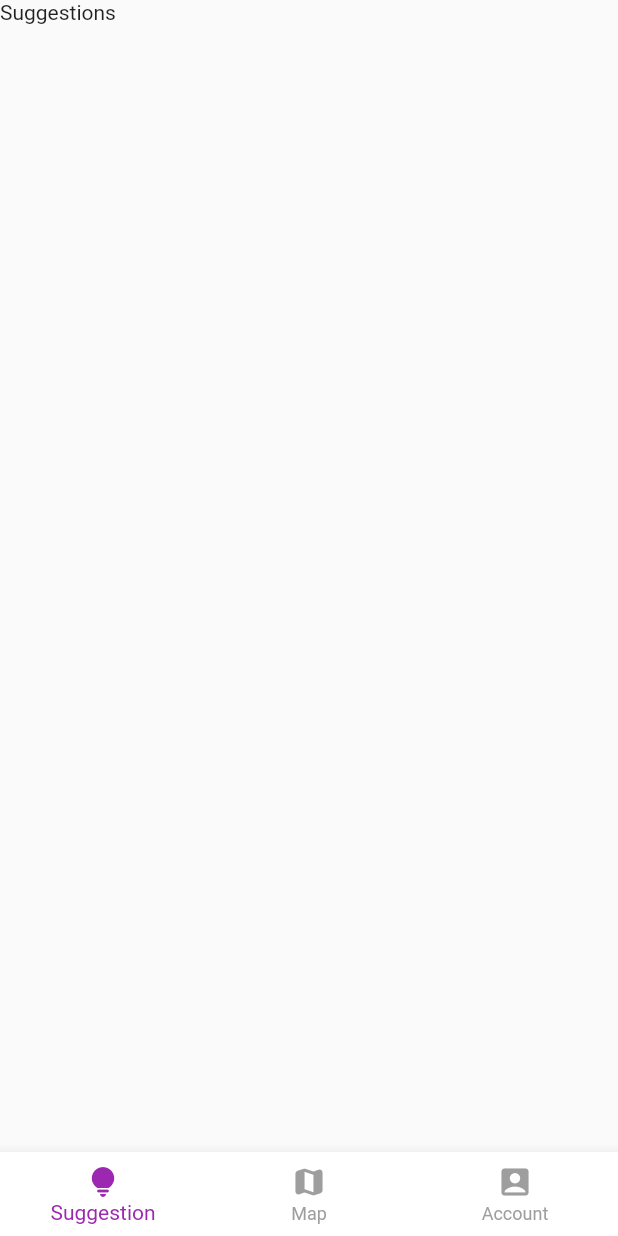
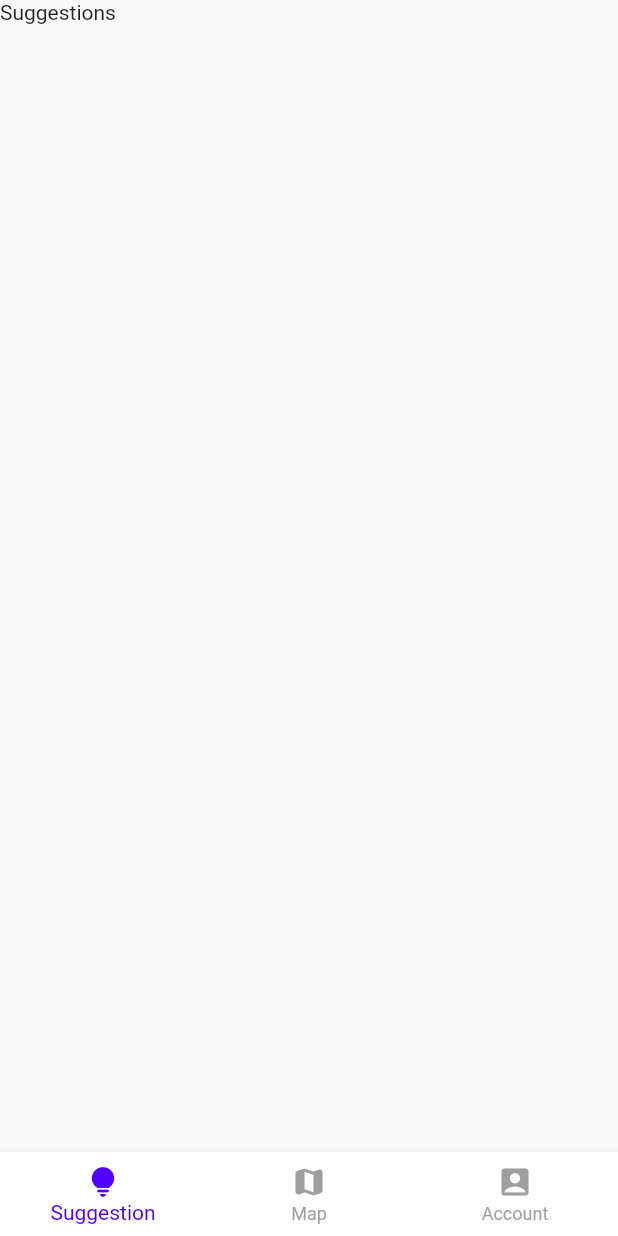
Before and after one commit to NganTrucLe/w-atm, a Flutter app: the screen it shows after launch, on a phone screen of 412 x 824 dp. Run offline on Flutter 3.47's test engine with Material 2 defaults, Android fonts, the phone set to English and light mode, and no system bars; our stand-ins replace geolocator, google_maps_flutter; Roboto replaces fonts that are missing (SF-Pro-Display).

Commit message:
theme: thêm fonts và bảng màu

```diff
--- a/lib/main.dart
+++ b/lib/main.dart
@@ -1,5 +1,7 @@
 import 'package:flutter/material.dart';
-
+import 'package:watm/theme/theme_constants.dart';
+import 'package:flutter/cupertino.dart';
+import 'package:watm/theme/colors.dart';
 import './screens/tabs_screen.dart';
 import './screens/account_screen.dart';
 import './screens/map_screen.dart';
@@ -16,8 +18,9 @@
   @override
   Widget build(BuildContext context) {
     return MaterialApp(
+      debugShowCheckedModeBanner: false,
       title: 'W-ATM',
-      theme: ThemeData(
+      theme: AppTheme.lightTheme,
       // This is the theme of your application.
       //
       // Try running your application with "flutter run". You'll see the
@@ -27,15 +30,13 @@
       // or simply save your changes to "hot reload" in a Flutter IDE).
       // Notice that the counter didn't reset back to zero; the application
       // is not restarted.
-        primarySwatch: Colors.purple,
-      ),
       // home: Scaffold(),
       initialRoute: '/',
       routes: {
         '/': (context) => TabsScreen(),
         SuggestionScreen.routeName: (context) => SuggestionScreen(),
         MapScreen.routeName: (context) => MapScreen(),
-        AccountScreen.routeName: (context) => AccountScreen()
+        AccountScreen.routeName: (context) => AccountScreen(),
       },
     );
   }
--- /dev/null
+++ b/lib/theme/colors.dart
@@ -0,0 +1,46 @@
+import 'package:flutter/material.dart';
+
+class AppColors {
+  //Primary
+  final primary500 = const Color(0xFF5200FF);
+  final primary400 = const Color(0xFF7433FF);
+  final primary300 = const Color(0xFF9766FF);
+  final primary200 = const Color(0xFFBA99FF);
+  final primary100 = const Color(0xFFDCCCFF);
+  final primary600 = const Color(0xFF310098);
+  final primary700 = const Color(0xFF210066);
+  final primary800 = const Color(0xFF100033);
+  //Error
+  final error800 = const Color(0xFF7F1409);
+  final error700 = const Color(0xFFB21B0D);
+  final error600 = const Color(0xFFCB1F0E);
+  final error500 = const Color(0xFFFE2712);
+  final error400 = const Color(0xFFFE5241);
+  final error300 = const Color(0xFFFE7D71);
+  final error200 = const Color(0xFFFFBEB8);
+  //Warning
+  final warning800 = const Color(0xFF7F4D00);
+  final warning700 = const Color(0xFFB16B00);
+  final warning600 = const Color(0xFFCA7A00);
+  final warning500 = const Color(0xFFFD9900);
+  final warning400 = const Color(0xFFFDAD33);
+  final warning300 = const Color(0xFFFEC266);
+  final warning200 = const Color(0xFFFEE0B3);
+  //Success
+  final success200 = const Color(0xFFD1EBBE);
+  final success300 = const Color(0xFFA2D77D);
+  final success400 = const Color(0xFF83C951);
+  final success500 = const Color(0xFF64BC26);
+  final success600 = const Color(0xFF46841B);
+  final success700 = const Color(0xFF46841B);
+  final success800 = const Color(0xFF325E13);
+  //Neutral
+  final white = const Color(0xFFFFFFFF);
+  final neutral800 = const Color(0xFFCCCCCC);
+  final neutral600 = const Color(0xFF999999);
+  final neutral500 = const Color(0xFF808080);
+  final neutral300 = const Color(0xFF4D4D4D);
+  final neutral200 = const Color(0xFF333333);
+  final neutral120 = const Color(0xFF1F1F1F);
+  const AppColors();
+}
--- /dev/null
+++ b/lib/theme/theme_constants.dart
@@ -0,0 +1,15 @@
+import 'package:flutter/material.dart';
+import 'colors.dart';
+
+class AppTheme {
+  static const colors = AppColors();
+  static ThemeData get lightTheme {
+    return ThemeData(
+      brightness: Brightness.light,
+      primaryColor: colors.primary500,
+      accentColor: colors.white,
+      fontFamily: 'SF-Pro-Display',
+      backgroundColor: colors.white,
+    );
+  }
+}
```
Also changed, not shown: pubspec.yaml (+29 -13 lines), 8 other files. Lines whose indentation alone changed are shown as unchanged.
